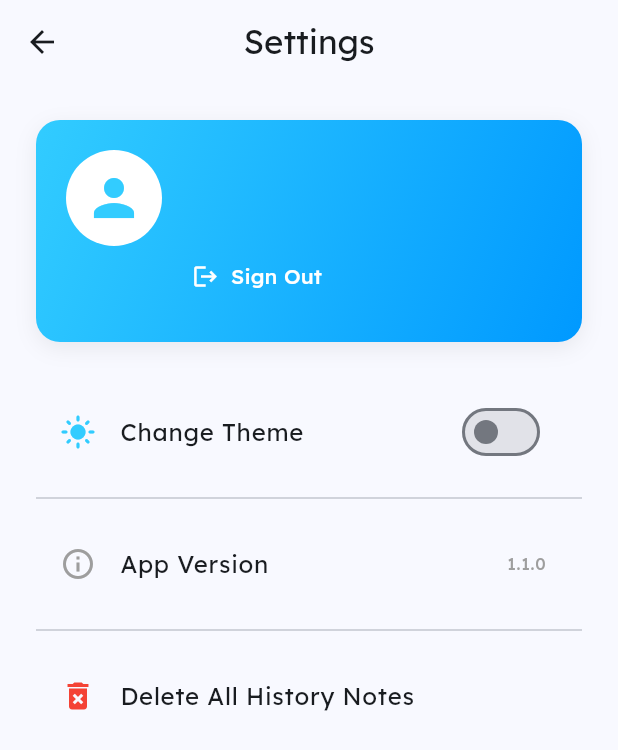
After one commit to asathsara/text-scanner-app, a Flutter app: the ImageTextScreen screen opened directly, after a tap on the "settings" icon, on a phone screen of 412 x 824 dp. The commit adds this screen. Shown: the top 750 px of the screen. Run offline on Flutter 3.47's test engine with Material 3 defaults, Android fonts, the phone set to English and light mode, and no system bars; our stand-ins replace cloud_firestore, firebase_auth, firebase_core, google_fonts, image_picker, share_plus; missing offline and left inert: firebase_ui_auth, firebase_ui_oauth_google, google_mlkit_text_recognition; accounts and stored records are empty; generated files the repository leaves out were written again.

Commit message:
feat(settings): add settings screen

```diff
--- a/lib/main.dart
+++ b/lib/main.dart
@@ -8,6 +8,7 @@ import 'package:text_extractor_app/firebase_options.dart';
 import 'package:text_extractor_app/home_screen.dart';
 import 'package:text_extractor_app/providers/note_provider.dart';
 import 'package:text_extractor_app/providers/theme_provider.dart';
+import 'package:text_extractor_app/screens/settings_screen.dart';
 import 'package:text_extractor_app/utils/themes/theme.dart';
 
 void main() async {
@@ -74,6 +75,7 @@ class MyApp extends StatelessWidget {
             }),
           ],
         ),
+        '/settings': (context) => const SettingsScreen(),
       },
 
     );
--- a/lib/screens/image_text_screen.dart
+++ b/lib/screens/image_text_screen.dart
@@ -119,6 +119,8 @@ class _ImageTextScreenState extends State<ImageTextScreen> {
         child: Column(
           crossAxisAlignment: CrossAxisAlignment.start,
           children: [
+            Row(
+              children: [
                 const SizedBox(height: 32),
                 GestureDetector(
                   onTap: () {
@@ -131,6 +133,28 @@ class _ImageTextScreenState extends State<ImageTextScreen> {
                 ),
 
                 const SizedBox(height: 32),
+                // Settings Card with Icon
+                Align(
+                  alignment: Alignment.centerRight,
+                  child: Card(
+                    elevation: 3,
+                    shape: RoundedRectangleBorder(
+                      borderRadius: BorderRadius.circular(40),
+                    ),
+                    color: Theme.of(context).colorScheme.surface,
+                    child: IconButton(
+                      icon: const Icon(Icons.settings, size: 28),
+                      color: Theme.of(context).colorScheme.primary,
+                      onPressed: () {
+                        Navigator.of(context).pushNamed('/settings');
+                      },
+                      tooltip: "Settings",
+                    ),
+                  ),
+                ),
+              ],
+            ),
+            const SizedBox(height: 16),
             // Image Upload Box
             GestureDetector(
               onTap: _pickImage,
--- /dev/null
+++ b/lib/screens/settings_screen.dart
@@ -0,0 +1,190 @@
+import 'package:firebase_auth/firebase_auth.dart';
+import 'package:flutter/material.dart';
+import 'package:provider/provider.dart';
+import 'package:text_extractor_app/providers/note_provider.dart';
+import 'package:text_extractor_app/providers/theme_provider.dart';
+import 'package:text_extractor_app/utils/constants/colors.dart';
+
+class SettingsScreen extends StatefulWidget {
+  const SettingsScreen({super.key});
+
+  @override
+  State<SettingsScreen> createState() => _SettingsScreenState();
+}
+
+class _SettingsScreenState extends State<SettingsScreen> {
+  String _version = '';
+
+  @override
+  void initState() {
+    super.initState();
+    _loadVersion();
+  }
+
+  Future<void> _loadVersion() async {
+    setState(() {
+      _version = "1.1.0";
+    });
+  }
+
+  void _deleteAllNotes(BuildContext context) async {
+    final confirmed = await showDialog<bool>(
+      context: context,
+      builder: (ctx) => AlertDialog(
+        title: const Text("Delete All Notes?"),
+        content: const Text(
+          "This will delete all your history notes. Are you sure?",
+        ),
+        actions: [
+          TextButton(
+            child: const Text("Cancel"),
+            onPressed: () => Navigator.pop(ctx, false),
+          ),
+          FilledButton(
+            child: const Text("Delete"),
+            style: FilledButton.styleFrom(backgroundColor: Colors.red),
+            onPressed: () => Navigator.pop(ctx, true),
+          ),
+        ],
+      ),
+    );
+    if (confirmed == true) {
+      Provider.of<NoteProvider>(context, listen: false).clearNote();
+      if (mounted) {
+        ScaffoldMessenger.of(
+          context,
+        ).showSnackBar(const SnackBar(content: Text("All notes deleted.")));
+      }
+    }
+  }
+
+  @override
+  Widget build(BuildContext context) {
+    final themeProvider = Provider.of<ThemeProvider>(context);
+    final isDark = themeProvider.isDark;
+
+    // Inside build method
+    final user = FirebaseAuth.instance.currentUser;
+
+    return Scaffold(
+      appBar: AppBar(
+        title: const Text("Settings"),
+        centerTitle: true,
+        backgroundColor: isDark ? MyColors.lightBlack : MyColors.lightWhite,
+        elevation: 0,
+      ),
+      body: ListView(
+        padding: const EdgeInsets.all(24),
+        children: [
+          // Profile Card
+          Container(
+            padding: const EdgeInsets.all(20),
+            decoration: BoxDecoration(
+              gradient: MyColors.blueGradient,
+              borderRadius: BorderRadius.circular(16),
+              boxShadow: [
+                BoxShadow(
+                  color: Colors.black.withValues(alpha: 0.07),
+                  blurRadius: 12,
+                  offset: const Offset(0, 4),
+                ),
+              ],
+            ),
+            child: Row(
+              crossAxisAlignment: CrossAxisAlignment.start,
+              children: [
+                CircleAvatar(
+                  radius: 32,
+                  backgroundColor: Colors.white,
+                  backgroundImage: user?.photoURL != null
+                      ? NetworkImage(user!.photoURL!)
+                      : null,
+                  child: user?.photoURL == null
+                      ? Icon(Icons.person, size: 40, color: MyColors.brightBlue)
+                      : null,
+                ),
+                const SizedBox(width: 20),
+                Expanded(
+                  child: Column(
+                    crossAxisAlignment: CrossAxisAlignment.start,
+                    children: [
+                      Text(
+                        user?.displayName ?? 'User',
+                        style: const TextStyle(
+                          color: Colors.white,
+                          fontSize: 20,
+                          fontWeight: FontWeight.bold,
+                        ),
+                      ),
+                      const SizedBox(height: 4),
+                      Text(
+                        user?.email ?? "Profile",
+                        style: const TextStyle(
+                          color: Colors.white70,
+                          fontSize: 14,
+                        ),
+                      ),
+                      const SizedBox(height: 8),
+                      TextButton.icon(
+                        onPressed: () async {
+                          await FirebaseAuth.instance.signOut();
+                          if (context.mounted) {
+                            Navigator.pushReplacementNamed(context, '/sign-in');
+                          }
+                        },
+                        icon: const Icon(Icons.logout, color: Colors.white),
+                        label: const Text(
+                          "Sign Out",
+                          style: TextStyle(color: Colors.white),
+                        ),
+                        style: TextButton.styleFrom(
+                          padding: const EdgeInsets.symmetric(horizontal: 0),
+                          foregroundColor: Colors.white,
+                        ),
+                      ),
+                    ],
+                  ),
+                ),
+              ],
+            ),
+          ),
+
+          const SizedBox(height: 32),
+
+          // Theme Switch
+          ListTile(
+            leading: Icon(
+              isDark ? Icons.dark_mode : Icons.light_mode,
+              color: MyColors.brightBlue,
+            ),
+            title: const Text("Change Theme"),
+            trailing: Switch(
+              value: isDark,
+              onChanged: (val) => themeProvider.toggleTheme(),
+              activeColor: MyColors.brightBlue,
+            ),
+          ),
+          const Divider(height: 32),
+
+          // Version
+          ListTile(
+            leading: const Icon(Icons.info_outline, color: Colors.grey),
+            title: const Text("App Version"),
+            trailing: Text(
+              _version,
+              style: const TextStyle(color: Colors.grey),
+            ),
+          ),
+          const Divider(height: 32),
+
+          // Delete All Notes
+          ListTile(
+            leading: const Icon(Icons.delete_forever, color: Colors.red),
+            title: const Text("Delete All History Notes"),
+            onTap: () => _deleteAllNotes(context),
+          ),
+        ],
+      ),
+    );
+  }
+}
```
Lines whose indentation alone changed are shown as unchanged.
